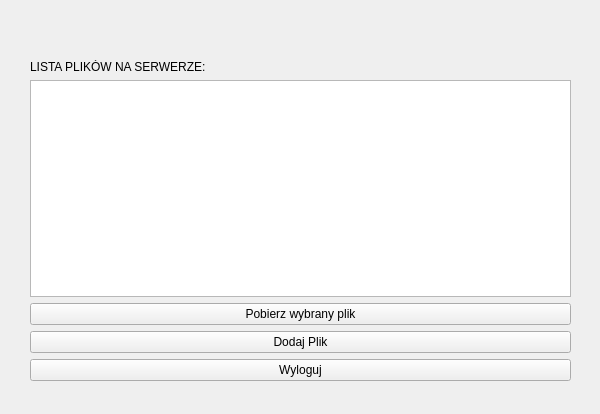
Qt form filelist.ui (DariuszSzymczak/cppclient) before a commit.
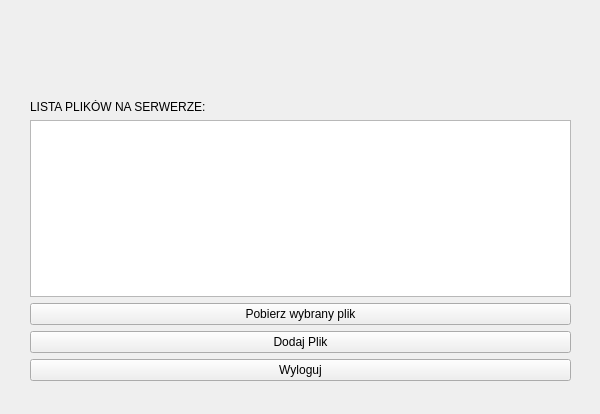
The same form after that commit. Icons and pictures are not drawn.

```diff
--- a/filelist.ui
+++ b/filelist.ui
@@ -1283,9 +1283,9 @@
    <property name="geometry">
     <rect>
      <x>30</x>
-     <y>40</y>
+     <y>80</y>
      <width>541</width>
-     <height>341</height>
+     <height>301</height>
     </rect>
    </property>
    <layout class="QVBoxLayout" name="verticalLayout">
```
Left out of the diff: 13 changed lines with no effect on the pictures.
